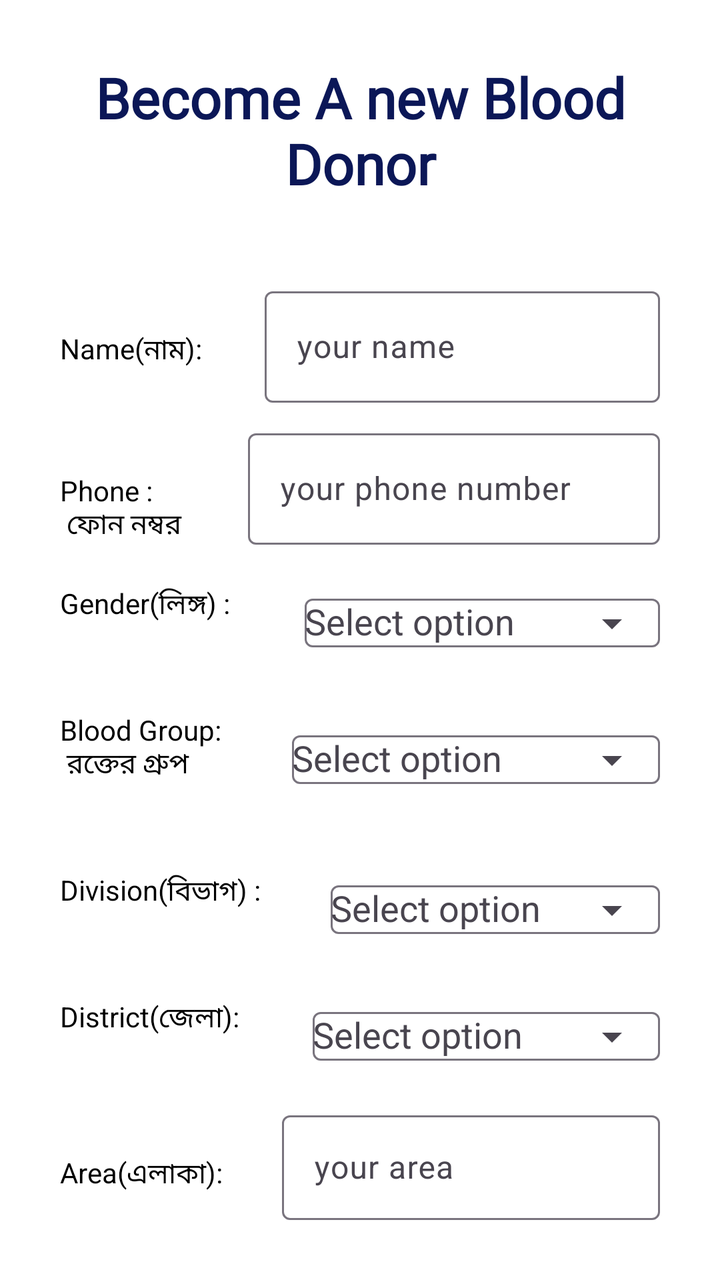
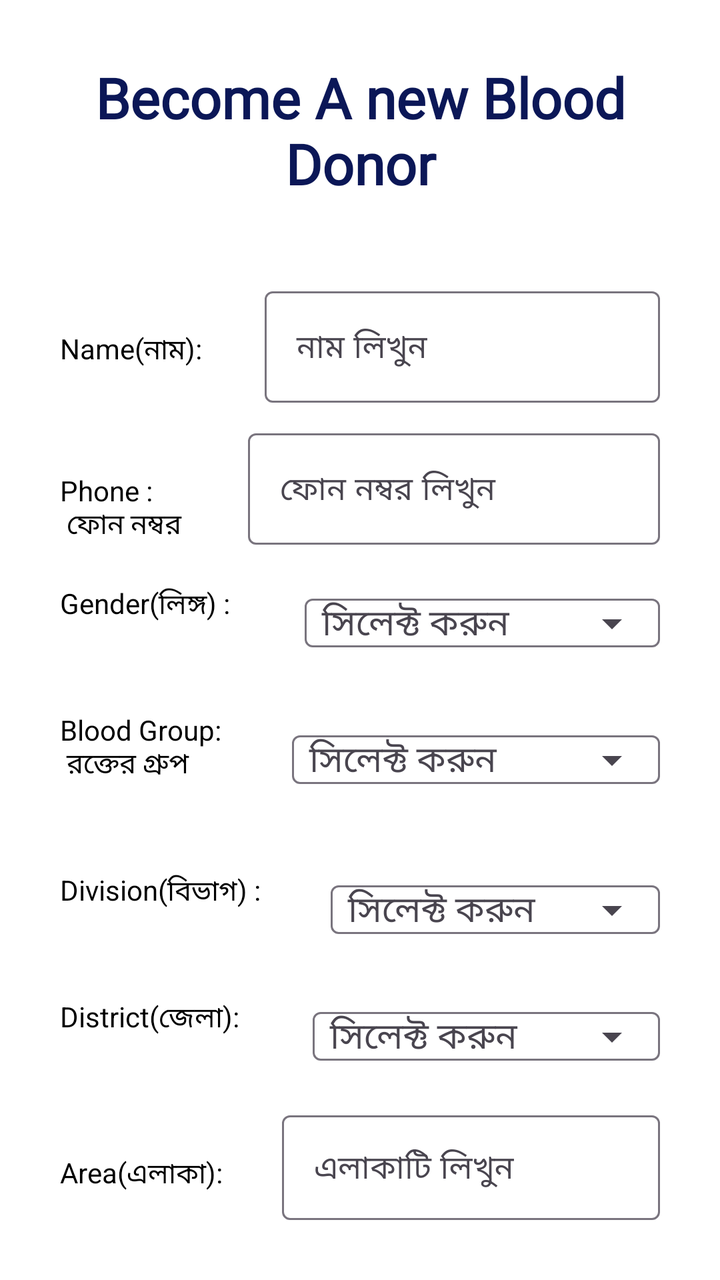

Screens rendered from an Android XML layout before and after an edit, with the pre-edit source and the edit as a unified diff.
<!-- AndroidManifest.xml: application theme Theme.BloodBankT -->
<!-- res/layout/activity_become_adonor.xml -->
<?xml version="1.0" encoding="utf-8"?>
<LinearLayout xmlns:android="http://schemas.android.com/apk/res/android"
    xmlns:app="http://schemas.android.com/apk/res-auto"
    xmlns:tools="http://schemas.android.com/tools"
    android:id="@+id/main"
    android:layout_width="match_parent"
    android:layout_height="match_parent"
    tools:context=".Become_a_donor"
    android:orientation="vertical"
    android:windowSoftInputMode="stateAlwaysHidden|adjustResize"
    android:background="#AE0303">

<LinearLayout
    android:layout_width="match_parent"
    android:layout_height="match_parent"
    android:orientation="vertical"
    android:background="@android:color/white"
    >
<LinearLayout
    android:layout_width="match_parent"
    android:layout_height="match_parent"
    android:orientation="vertical"
    android:layout_margin="30dp"
    >
    <TextView
        android:layout_width="match_parent"
        android:layout_height="wrap_content"
        android:text="Become A new Blood Donor"
        android:gravity="center"
        android:textStyle="bold"
        android:textSize="28dp"
        android:textColor="#0B1757"
        android:fontFamily="@font/font_family"
        />

      <LinearLayout
          android:layout_width="match_parent"
          android:layout_height="wrap_content"
          android:orientation="horizontal"
          android:weightSum="6"
          android:layout_marginTop="30dp"
          >
          <TextView
              android:layout_width="wrap_content"
              android:layout_height="wrap_content"
              android:text="Name(নাম): "
              android:layout_marginTop="10dp"
              android:textColor="@color/black"
              android:layout_weight="1"
              android:textSize="14dp"
              />
          <com.google.android.material.textfield.TextInputLayout
              android:layout_width="wrap_content"
              android:layout_height="wrap_content"
              android:hint="your name"
              android:layout_weight="5"
              android:layout_marginTop="10dp"
              >
              <com.google.android.material.textfield.TextInputEditText
                  android:id="@+id/donor_name"
                  android:layout_width="match_parent"
                  android:layout_height="wrap_content"
                  android:layout_weight="1"
                  android:textColor="@color/black"
                  />
          </com.google.android.material.textfield.TextInputLayout>
      </LinearLayout>
      <LinearLayout
          android:layout_width="match_parent"
          android:layout_height="wrap_content"
          android:orientation="horizontal"
          android:weightSum="6"
          >
          <TextView
              android:layout_width="wrap_content"
              android:layout_height="wrap_content"
              android:text="Phone :\n ফোন নম্বর "
              android:layout_marginTop="10dp"
              android:layout_marginBottom="20dp"
              android:textColor="@color/black"
              android:layout_weight="1"
              android:textSize="14dp"
              />
          <com.google.android.material.textfield.TextInputLayout
              android:layout_width="wrap_content"
              android:layout_height="wrap_content"
              android:hint="your phone number"
              android:layout_weight="5"
              android:layout_marginTop="10dp"
              >
              <com.google.android.material.textfield.TextInputEditText
                  android:id="@+id/donor_number"
                  android:layout_width="match_parent"
                  android:layout_height="wrap_content"
                  android:layout_weight="1"
                  android:inputType="phone"
                  android:textColor="@color/black"
                  />
          </com.google.android.material.textfield.TextInputLayout>
      </LinearLayout>
      <LinearLayout
          android:layout_width="match_parent"
          android:layout_height="wrap_content"
          android:orientation="horizontal"
          android:weightSum="6"
          >
          <TextView
              android:layout_width="wrap_content"
              android:layout_height="wrap_content"
              android:text="Gender(লিঙ্গ) : "
              android:layout_marginTop="10dp"
              android:textColor="@color/black"
              android:layout_weight="1"
              android:textSize="14dp"
              />
          <com.google.android.material.textfield.TextInputLayout
              android:layout_width="wrap_content"
              android:layout_height="wrap_content"
              android:hint="Select option"
              android:layout_weight="5"
              android:layout_marginTop="10dp"
              app:endIconMode="dropdown_menu">
              <com.google.android.material.textfield.MaterialAutoCompleteTextView
                  android:id="@+id/gender"
                  android:layout_marginLeft="10dp"
                  android:layout_width="match_parent"
                  android:textColor="@color/black"
                  android:textAlignment="center"
                  android:layout_height="wrap_content"/>
          </com.google.android.material.textfield.TextInputLayout>

      </LinearLayout>

      <LinearLayout
          android:layout_width="match_parent"
          android:layout_height="80dp"
          android:orientation="horizontal"
          android:weightSum="6">

          <TextView
              android:layout_width="wrap_content"
              android:layout_height="wrap_content"
              android:layout_marginTop="10dp"
              android:layout_weight="1"
              android:text="Blood Group:\n রক্তের গ্রুপ "
              android:textColor="@color/black"
              android:textSize="14dp" />

          <com.google.android.material.textfield.TextInputLayout
              android:layout_width="wrap_content"
              android:layout_height="wrap_content"
              android:layout_weight="5"
              android:hint="Select option"
              android:layout_marginTop="15dp"
              app:endIconMode="dropdown_menu">

              <com.google.android.material.textfield.MaterialAutoCompleteTextView
                  android:id="@+id/bloodGroup"
                  android:layout_marginLeft="10dp"
                  android:textColor="@color/black"
                  android:textAlignment="center"
                  android:layout_width="match_parent"
                  android:layout_height="wrap_content" />
          </com.google.android.material.textfield.TextInputLayout>
      </LinearLayout>
          <LinearLayout
              android:layout_width="match_parent"
              android:layout_height="wrap_content"
              android:orientation="horizontal"
              android:weightSum="6"
              >
              <TextView
                  android:layout_width="wrap_content"
                  android:layout_height="wrap_content"
                  android:text="Division(বিভাগ) : "
                  android:layout_marginTop="10dp"
                  android:textColor="@color/black"
                  android:layout_weight="1"
                  android:textSize="14dp"
                  />
              <com.google.android.material.textfield.TextInputLayout
                  android:layout_width="wrap_content"
                  android:layout_height="wrap_content"
                  android:hint="Select option"
                  android:layout_weight="5"
                  android:layout_marginTop="10dp"
                  app:endIconMode="dropdown_menu">
                  <com.google.android.material.textfield.MaterialAutoCompleteTextView
                      android:id="@+id/division"
                      android:layout_marginLeft="10dp"
                      android:textColor="@color/black"
                      android:textAlignment="center"
                      android:layout_width="match_parent"
                      android:layout_height="wrap_content"/>
              </com.google.android.material.textfield.TextInputLayout>
          </LinearLayout>
      <LinearLayout
          android:layout_width="match_parent"
          android:layout_height="wrap_content"
          android:orientation="horizontal"
          android:weightSum="6"
          >
          <TextView
              android:layout_width="wrap_content"
              android:layout_height="wrap_content"
              android:text="District(জেলা): "
              android:layout_marginTop="10dp"
              android:textColor="@color/black"
              android:layout_weight="1"
              android:textSize="14dp"
              />
          <com.google.android.material.textfield.TextInputLayout
              android:layout_width="wrap_content"
              android:layout_height="wrap_content"
              android:hint="Select option"
              android:layout_weight="5"
              android:layout_marginTop="10dp"
              app:endIconMode="dropdown_menu">
              <com.google.android.material.textfield.MaterialAutoCompleteTextView
                  android:id="@+id/district"
                  android:layout_marginLeft="10dp"
                  android:textColor="@color/black"
                  android:textAlignment="center"
                  android:layout_width="match_parent"
                  android:layout_height="wrap_content"/>
          </com.google.android.material.textfield.TextInputLayout>
      </LinearLayout>

      <LinearLayout
          android:layout_width="match_parent"
          android:layout_height="wrap_content"
          android:orientation="horizontal"
          android:weightSum="6"
          >
          <TextView
              android:layout_width="wrap_content"
              android:layout_height="wrap_content"
              android:text="Area(এলাকা): "
              android:layout_marginTop="10dp"
              android:textColor="@color/black"
              android:layout_weight="1"
              android:textSize="14dp"
              />
          <com.google.android.material.textfield.TextInputLayout
              android:layout_width="wrap_content"
              android:layout_height="wrap_content"
              android:hint="your area"
              android:layout_weight="5"
              android:layout_marginTop="10dp"
              >
              <com.google.android.material.textfield.TextInputEditText
                  android:id="@+id/donor_area"
                  android:layout_width="match_parent"
                  android:layout_height="wrap_content"
                  android:layout_weight="1"
                  android:textColor="@color/black"
                  />
          </com.google.android.material.textfield.TextInputLayout>
      </LinearLayout>
    <ProgressBar
        android:layout_width="wrap_content"
        android:layout_height="wrap_content"
        android:id="@+id/progressBar"
        android:visibility="gone"
        android:layout_gravity="center"
        />
      <Button
          android:id="@+id/bad_button"
          android:layout_width="match_parent"
          android:layout_height="wrap_content"
          android:text="Save Information"
          android:backgroundTint="#AE0303"
          android:layout_marginRight="30dp"
          android:layout_marginLeft="30dp"
          android:layout_marginTop="10dp"
          android:textColor="@android:color/white"
          />

</LinearLayout>
</LinearLayout>
</LinearLayout>
<!-- resources referenced by this layout -->
<resources>
  <color name="black">#FF000000</color>
  <style name="Theme.BloodBankT" parent="Base.Theme.BloodBankT" />
  <style name="Base.Theme.BloodBankT" parent="Theme.Material3.DayNight.NoActionBar">
          
          
      </style>
</resources>

<!-- the commit's change to res/layout/activity_become_adonor.xml (unified diff, before → after) -->
@@ -52,7 +52,7 @@
           <com.google.android.material.textfield.TextInputLayout
               android:layout_width="wrap_content"
               android:layout_height="wrap_content"
-              android:hint="your name"
+              android:hint="নাম লিখুন"
               android:layout_weight="5"
               android:layout_marginTop="10dp"
               >
@@ -84,7 +84,7 @@
           <com.google.android.material.textfield.TextInputLayout
               android:layout_width="wrap_content"
               android:layout_height="wrap_content"
-              android:hint="your phone number"
+              android:hint="ফোন নম্বর লিখুন"
               android:layout_weight="5"
               android:layout_marginTop="10dp"
               >
@@ -116,7 +116,7 @@
           <com.google.android.material.textfield.TextInputLayout
               android:layout_width="wrap_content"
               android:layout_height="wrap_content"
-              android:hint="Select option"
+              android:hint="  সিলেক্ট করুন"
               android:layout_weight="5"
               android:layout_marginTop="10dp"
               app:endIconMode="dropdown_menu">
@@ -150,7 +150,7 @@
               android:layout_width="wrap_content"
               android:layout_height="wrap_content"
               android:layout_weight="5"
-              android:hint="Select option"
+              android:hint="  সিলেক্ট করুন"
               android:layout_marginTop="15dp"
               app:endIconMode="dropdown_menu">
 
@@ -181,7 +181,7 @@
               <com.google.android.material.textfield.TextInputLayout
                   android:layout_width="wrap_content"
                   android:layout_height="wrap_content"
-                  android:hint="Select option"
+                  android:hint="  সিলেক্ট করুন"
                   android:layout_weight="5"
                   android:layout_marginTop="10dp"
                   app:endIconMode="dropdown_menu">
@@ -212,7 +212,7 @@
           <com.google.android.material.textfield.TextInputLayout
               android:layout_width="wrap_content"
               android:layout_height="wrap_content"
-              android:hint="Select option"
+              android:hint="  সিলেক্ট করুন"
               android:layout_weight="5"
               android:layout_marginTop="10dp"
               app:endIconMode="dropdown_menu">
@@ -244,7 +244,7 @@
           <com.google.android.material.textfield.TextInputLayout
               android:layout_width="wrap_content"
               android:layout_height="wrap_content"
-              android:hint="your area"
+              android:hint="এলাকাটি লিখুন"
               android:layout_weight="5"
               android:layout_marginTop="10dp"
               >
